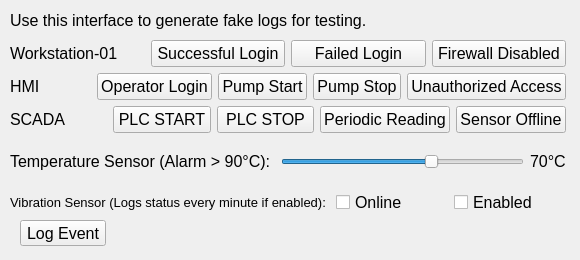
Old version of the form testwindow.ui in the repository josschi95/OTIS.
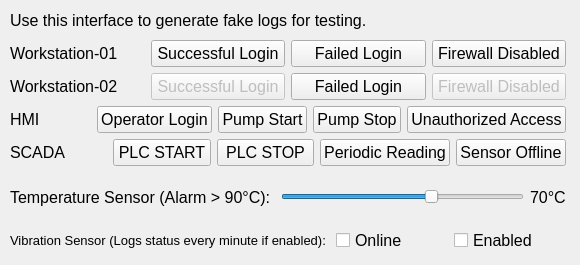
New version of the form.

Patch:
```diff
--- a/testwindow.ui
+++ b/testwindow.ui
@@ -7,7 +7,7 @@
     <x>0</x>
     <y>0</y>
     <width>580</width>
-    <height>260</height>
+    <height>265</height>
    </rect>
   </property>
   <property name="font">
@@ -19,19 +19,6 @@
    <string>MainWindow</string>
   </property>
   <widget class="QWidget" name="centralwidget">
-   <widget class="QPushButton" name="fakeLogButton">
-    <property name="geometry">
-     <rect>
-      <x>20</x>
-      <y>220</y>
-      <width>86</width>
-      <height>26</height>
-     </rect>
-    </property>
-    <property name="text">
-     <string>Log Event</string>
-    </property>
-   </widget>
    <widget class="QLabel" name="headerLabel">
     <property name="geometry">
      <rect>
@@ -56,7 +43,7 @@
       <x>10</x>
       <y>40</y>
       <width>556</width>
-      <height>175</height>
+      <height>213</height>
      </rect>
     </property>
     <layout class="QVBoxLayout" name="verticalLayout">
@@ -98,7 +85,50 @@
       </layout>
      </item>
      <item>
-      <layout class="QHBoxLayout" name="horizontalLayout_2">
+      <layout class="QHBoxLayout" name="workstation02">
+       <item>
+        <widget class="QLabel" name="label_5">
+         <property name="font">
+          <font>
+           <pointsize>12</pointsize>
+          </font>
+         </property>
+         <property name="text">
+          <string>Workstation-02</string>
+         </property>
+        </widget>
+       </item>
+       <item>
+        <widget class="QPushButton" name="user_successfulLoginButton_2">
+         <property name="enabled">
+          <bool>false</bool>
+         </property>
+         <property name="text">
+          <string>Successful Login</string>
+         </property>
+        </widget>
+       </item>
+       <item>
+        <widget class="QPushButton" name="user_failedLoginButton_2">
+         <property name="text">
+          <string>Failed Login</string>
+         </property>
+        </widget>
+       </item>
+       <item>
+        <widget class="QPushButton" name="user_firewallDisabledButton_2">
+         <property name="enabled">
+          <bool>false</bool>
+         </property>
+         <property name="text">
+          <string>Firewall Disabled</string>
+         </property>
+        </widget>
+       </item>
+      </layout>
+     </item>
+     <item>
+      <layout class="QHBoxLayout" name="hmi">
        <item>
         <widget class="QLabel" name="label_2">
          <property name="font">
```
Left out of the diff: 8 changed lines with no effect on the pictures.
